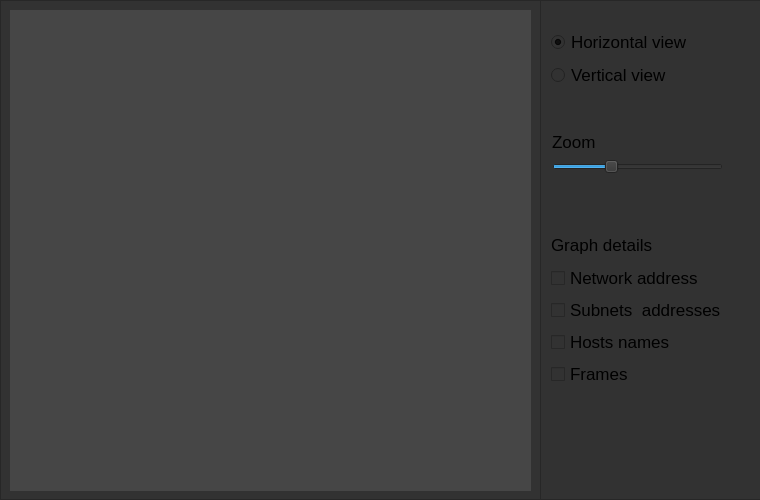
First picture: the form in src/widgetApp/GraphDialog.ui, repository Projekt-zespolowy-TIU/DesignYourNetwork, before the edit.
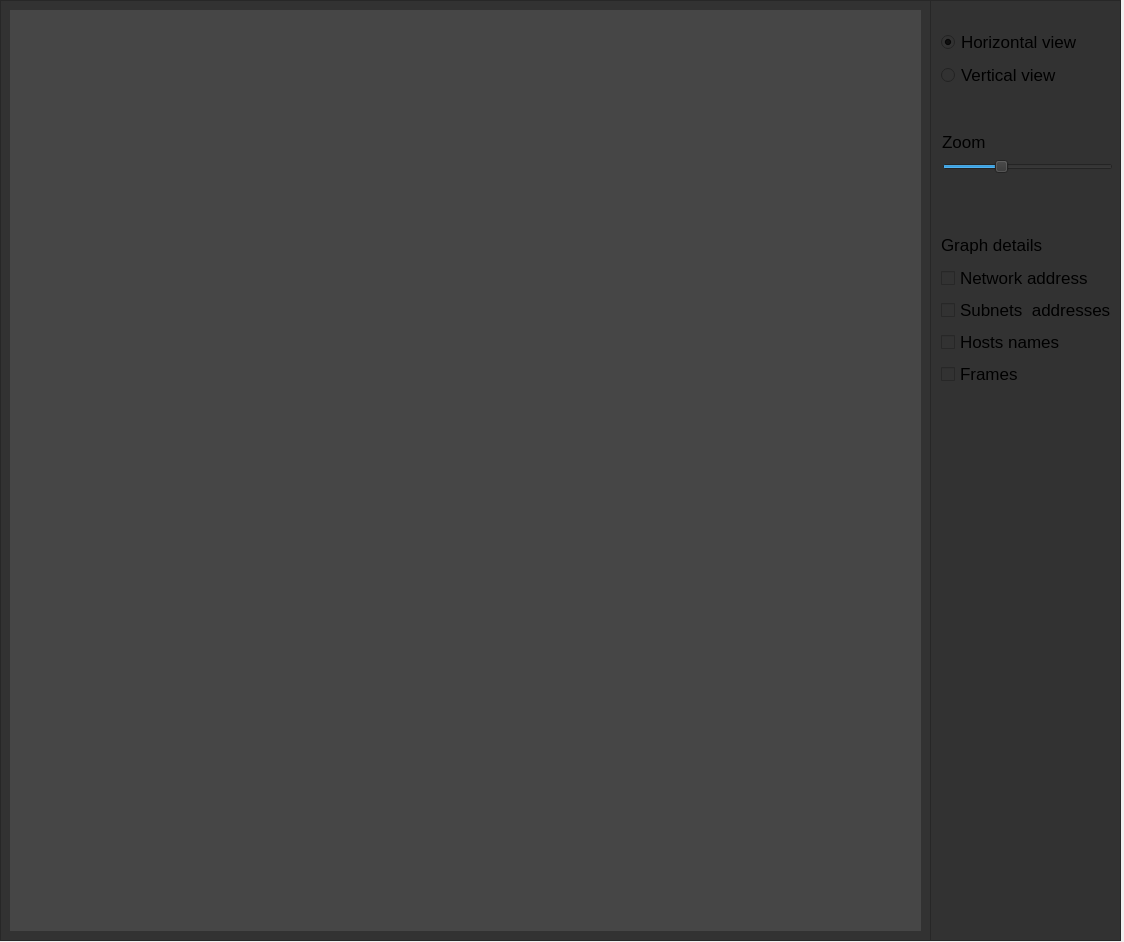
Second picture: the form after the edit. Icons and pictures are not drawn.

Commit message: graph frame, drawing graph lines

The edit to the form file:
```diff
--- a/src/widgetApp/GraphDialog.ui
+++ b/src/widgetApp/GraphDialog.ui
@@ -6,8 +6,8 @@
    <rect>
     <x>0</x>
     <y>0</y>
-    <width>760</width>
-    <height>500</height>
+    <width>1124</width>
+    <height>942</height>
    </rect>
   </property>
   <property name="windowTitle">
@@ -22,8 +22,8 @@
     <rect>
      <x>0</x>
      <y>0</y>
-     <width>541</width>
-     <height>500</height>
+     <width>931</width>
+     <height>941</height>
     </rect>
    </property>
    <property name="styleSheet">
@@ -40,8 +40,8 @@
      <rect>
       <x>10</x>
       <y>10</y>
-      <width>521</width>
-      <height>481</height>
+      <width>911</width>
+      <height>921</height>
      </rect>
     </property>
     <property name="layoutDirection">
@@ -67,8 +67,8 @@
       <rect>
        <x>0</x>
        <y>0</y>
-       <width>521</width>
-       <height>481</height>
+       <width>911</width>
+       <height>921</height>
       </rect>
      </property>
      <property name="layoutDirection">
@@ -83,10 +83,10 @@
   <widget class="QFrame" name="settingsFrame">
    <property name="geometry">
     <rect>
-     <x>540</x>
+     <x>930</x>
      <y>0</y>
-     <width>231</width>
-     <height>500</height>
+     <width>191</width>
+     <height>941</height>
     </rect>
    </property>
    <property name="styleSheet">
```
The commit also changes 7 other files.
